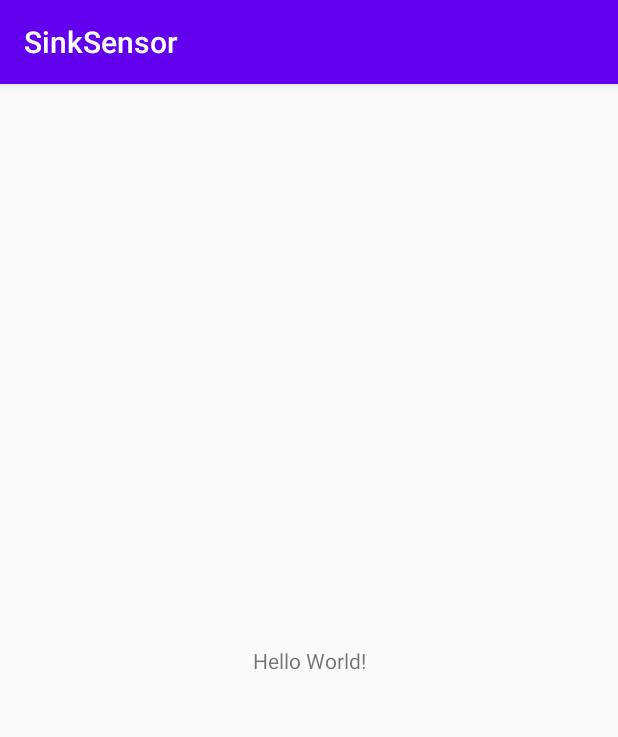
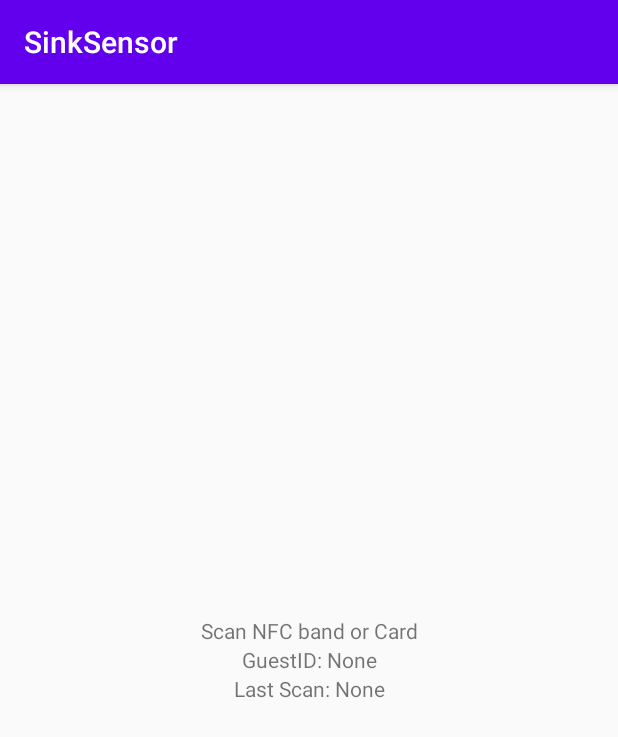
Before and after one commit to ibnzterrell/HHR, an Android app: the screen it shows after launch (MainActivity), on a phone screen of 412 x 824 dp. Shown: the top 737 px of the screen. Run offline under Robolectric (Android 15) with nearby library versions, the phone set to English and light mode, and no system bars; libraries missing offline, so code that uses them is left out: com.nxp.nfclib; 3 statements that could not run were skipped.

Commit message:
Add GuestID and Last Scan Time for SinkSensor

```diff
--- a/IoTSensor/SinkSensor/app/src/main/java/dev/terrell/sinksensor/MainActivity.java
+++ b/IoTSensor/SinkSensor/app/src/main/java/dev/terrell/sinksensor/MainActivity.java
@@ -5,17 +5,24 @@ import androidx.appcompat.app.AppCompatActivity;
 import android.content.Intent;
 import android.os.Bundle;
 import android.util.Log;
+import android.widget.TextView;
+import java.util.Calendar;
+import java.util.Date;
 
 public class MainActivity extends AppCompatActivity {
     private static final String TAG = "SinkSensor";
     private NFC nfc;
     private BLE ble;
+    private TextView guestText;
+    private TextView scanText;
     @Override
     protected void onCreate(Bundle savedInstanceState) {
         super.onCreate(savedInstanceState);
         setContentView(R.layout.activity_main);
         nfc = NFC.getInstance(this);
         ble = BLE.getInstance(this.getApplicationContext());
+        guestText = (TextView) findViewById(R.id.guestText);
+        scanText = (TextView) findViewById(R.id.scanText);
     }
 
     @Override
@@ -39,6 +46,9 @@ public class MainActivity extends AppCompatActivity {
         } else {
             Log.w(TAG, "Unable to Read Tag");
         }
+        guestText.setText("GuestID: " + guestIdentity);
+        Date currentTime = Calendar.getInstance().getTime();
+        scanText.setText("Last Scan: " + currentTime.toString());
         super.onNewIntent(intent);
     }
 }
--- a/IoTSensor/SinkSensor/app/src/main/res/layout/activity_main.xml
+++ b/IoTSensor/SinkSensor/app/src/main/res/layout/activity_main.xml
@@ -6,13 +6,32 @@
     android:layout_height="match_parent"
     tools:context=".MainActivity">
 
-    <TextView
-        android:layout_width="wrap_content"
-        android:layout_height="wrap_content"
-        android:text="Hello World!"
-        app:layout_constraintBottom_toBottomOf="parent"
-        app:layout_constraintLeft_toLeftOf="parent"
-        app:layout_constraintRight_toRightOf="parent"
-        app:layout_constraintTop_toTopOf="parent" />
+    <LinearLayout
+        android:layout_width="match_parent"
+        android:layout_height="match_parent"
+        android:gravity="center"
+        android:orientation="vertical">
+
+        <TextView
+            android:id="@+id/instructions"
+            android:layout_width="match_parent"
+            android:layout_height="wrap_content"
+            android:text="@string/app_instructions"
+            android:textAlignment="center" />
+
+        <TextView
+            android:id="@+id/guestText"
+            android:layout_width="match_parent"
+            android:layout_height="wrap_content"
+            android:text="GuestID: None"
+            android:textAlignment="center" />
+
+        <TextView
+            android:id="@+id/scanText"
+            android:layout_width="match_parent"
+            android:layout_height="wrap_content"
+            android:text="Last Scan: None"
+            android:textAlignment="center" />
+    </LinearLayout>
 
 </androidx.constraintlayout.widget.ConstraintLayout>
--- a/IoTSensor/SinkSensor/app/src/main/res/values/strings.xml
+++ b/IoTSensor/SinkSensor/app/src/main/res/values/strings.xml
@@ -1,3 +1,4 @@
 <resources>
     <string name="app_name">SinkSensor</string>
+    <string name="app_instructions">Scan NFC band or Card</string>
 </resources>
```
